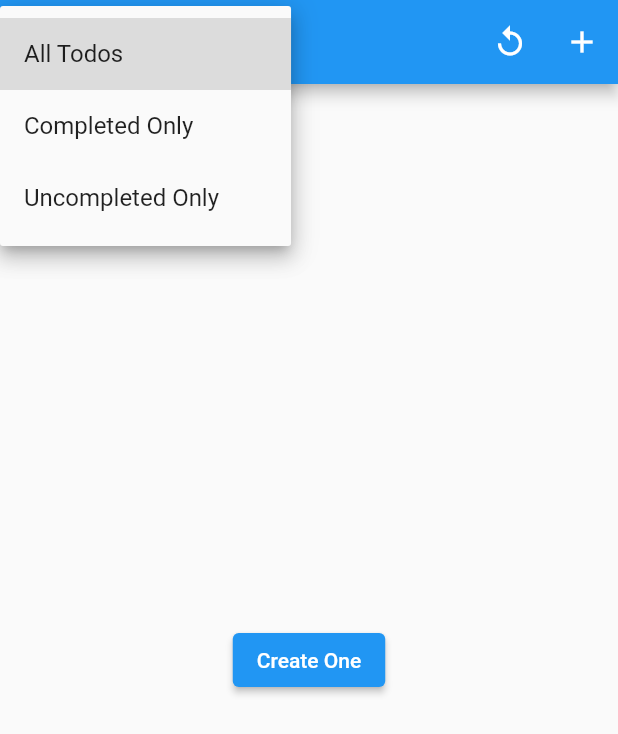
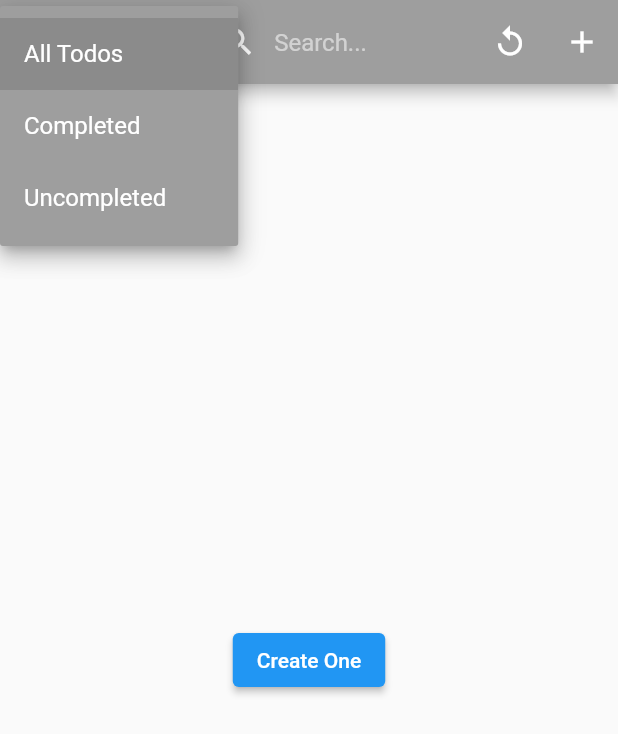
Before and after one commit to rajkovukovic/stater, a Flutter app: the screen it shows after launch, after a tap on "All Todos", on a phone screen of 412 x 824 dp. Shown: the top 734 px of the screen. Run offline on Flutter 3.47's test engine with Material 2 defaults, Android fonts, the phone set to English and light mode, and no system bars; our stand-ins replace dio, get_storage, rxdart; network calls fail.

Commit message:
make hardcoded CascadeDelegate querying work

````diff
--- a/example/lib/widgets/cascade_storage_screen.dart
+++ b/example/lib/widgets/cascade_storage_screen.dart
@@ -25,6 +25,8 @@ class CascadeStorageScreen extends StatefulWidget {
 class _HomeScreenState extends State<CascadeStorageScreen> {
   bool? filterByPublished;
 
+  String searchTerm = '';
+
   late CollectionReference<String, Todo> collectionReference;
 
   late Query<String, Todo> query;
@@ -41,12 +43,33 @@ class _HomeScreenState extends State<CascadeStorageScreen> {
   Widget build(BuildContext context) {
     return Scaffold(
       appBar: AppBar(
-        title: TriStateSelector(
-          onChanged: _handleFilterChanged,
-          value: filterByPublished,
-          nullLabel: 'All Todos',
-          trueLabel: 'Completed Only',
-          falseLabel: 'Uncompleted Only',
+        backgroundColor: Colors.grey,
+        title: Row(
+          crossAxisAlignment: CrossAxisAlignment.center,
+          children: [
+            TriStateSelector(
+              onChanged: _handleFilterChanged,
+              dropdownColor: Colors.grey,
+              value: filterByPublished,
+              nullLabel: 'All Todos',
+              trueLabel: 'Completed',
+              falseLabel: 'Uncompleted',
+              textStyle: const TextStyle(color: Colors.white),
+            ),
+            Expanded(
+              child: TextField(
+                  onChanged: _changeSearchTerm,
+                  decoration: const InputDecoration(
+                    contentPadding: EdgeInsets.only(top: 15),
+                    border: InputBorder.none,
+                    fillColor: Colors.white,
+                    hintText: 'Search...',
+                    hintStyle: TextStyle(color: Colors.white54),
+                    prefixIcon: Icon(Icons.search, color: Colors.white),
+                  ),
+                  style: const TextStyle(color: Colors.white)),
+            ),
+          ],
         ),
         actions: [
           IconButton(
@@ -91,16 +114,33 @@ class _HomeScreenState extends State<CascadeStorageScreen> {
     );
   }
 
+  void _changeSearchTerm(String nextSearchTerm) {
+    searchTerm = nextSearchTerm;
+    _setUpStreams();
+    setState(() {});
+  }
+
   void _setUpStreams() {
     collectionReference = widget.storage
         .collection<String, Todo>('todos')
         .withConverters(todoConverters);
 
+    query = collectionReference;
+
     if (filterByPublished != null) {
-      query = collectionReference.where(
-          'completed', CompareOperator.isEqualTo, filterByPublished);
-    } else {
-      query = collectionReference;
+      query = query.where(
+        'completed',
+        CompareOperator.isEqualTo,
+        filterByPublished,
+      );
+    }
+
+    if (searchTerm.trim().isNotEmpty) {
+      query = query.where(
+        'search',
+        CompareOperator.isEqualTo,
+        searchTerm.trim(),
+      );
     }
 
     documents = query.get().then((snapshot) {
--- a/example/lib/widgets/tri_state_selector.dart
+++ b/example/lib/widgets/tri_state_selector.dart
@@ -1,30 +1,38 @@
 import 'package:flutter/material.dart';
 
 class TriStateSelector extends StatelessWidget {
-  final bool? value;
-  final void Function(bool?)? onChanged;
   final String? nullLabel;
   final String? trueLabel;
   final String? falseLabel;
+  final Color? dropdownColor;
+  final void Function(bool?)? onChanged;
+  final TextStyle? textStyle;
+  final bool? value;
 
   const TriStateSelector({
     super.key,
+    this.dropdownColor,
     required this.value,
     required this.onChanged,
     this.nullLabel,
     this.trueLabel,
     this.falseLabel,
+    this.textStyle,
   });
 
   @override
   Widget build(BuildContext context) {
     return DropdownButton<bool?>(
+      dropdownColor: dropdownColor,
       value: value,
       onChanged: onChanged,
       items: [
-        DropdownMenuItem(value: null, child: Text(nullLabel ?? 'null')),
-        DropdownMenuItem(value: true, child: Text(trueLabel ?? 'true')),
-        DropdownMenuItem(value: false, child: Text(falseLabel ?? 'false')),
+        DropdownMenuItem(
+            value: null, child: Text(nullLabel ?? 'null', style: textStyle)),
+        DropdownMenuItem(
+            value: true, child: Text(trueLabel ?? 'true', style: textStyle)),
+        DropdownMenuItem(
+            value: false, child: Text(falseLabel ?? 'false', style: textStyle)),
       ],
     );
   }
--- a/lib/custom/local_storage.dart
+++ b/lib/custom/local_storage.dart
@@ -131,13 +131,10 @@ class GetStorageDelegate extends CascadableStorageDelegate {
 
     final keys = List<String>.from(storage.getKeys());
 
-    var stored = (storage.getValues() as Iterable<dynamic>).toList();
+    var stored = (storage.getValues() as Iterable<dynamic>)
+        .map((doc) => doc is String ? jsonDecode(doc) : doc);
 
     final docs = stored.mapIndexed((int index, dynamic doc) {
-      if (doc is String) {
-        doc = jsonDecode(doc);
-      }
-
       return DocumentSnapshot<ID, T>(
         keys[index] as ID,
         doc,
--- a/lib/src/cascade_storage/cascade_delegate.dart
+++ b/lib/src/cascade_storage/cascade_delegate.dart
@@ -81,21 +81,33 @@ class CascadeDelegate extends StorageDelegate {
     }
     // we have id generated on the UI, so it is safe to make
     // a transaction out of this request
-    else if (options is StorageOptionsWithConverter) {
+    else if (options is StorageOptionsWithConverters) {
+      final data = options.toHashMap(documentData);
       _transactionManager.addTransaction(
         ExclusiveTransaction(operations: [
           OperationCreate(
             collectionName: collectionName,
             documentId: documentId.toString(),
-            data: options.toHashMap(documentData),
+            data: data,
           )
         ]),
       );
       return null;
+    } else if (documentData is Map<String, dynamic>) {
+      _transactionManager.addTransaction(
+        ExclusiveTransaction(operations: [
+          OperationCreate(
+            collectionName: collectionName,
+            documentId: documentId.toString(),
+            data: documentData,
+          )
+        ]),
+      );
     } else {
       throw 'CascadeDelegate.addDocument must be called with options of type '
           'StorageOptionsWithConverter';
     }
+    return null;
   }
 
   /// deletes the document
@@ -149,7 +161,7 @@ class CascadeDelegate extends StorageDelegate {
     // TODO: should we refactor to use ```for ... { await ... }``` ?
     Future<QuerySnapshot<ID, T>> delegateFuture(int delegateIndex) {
       return _delegates[delegateIndex]
-          .getQuery<ID, T>(query)
+          .getQuery<ID, T>(query.copyWithCompareOperations(const []))
           .catchError((error) {
         if (delegateIndex + 1 < _delegates.length) {
           return delegateFuture(delegateIndex + 1);
@@ -276,8 +288,8 @@ class CascadeDelegate extends StorageDelegate {
 
   /// writes this QuerySnapshot.document to all delegates of lower priority
   /// and returns QuerySnapshot cloned with delegate = "this"
-  QuerySnapshot<ID, T> Function(QuerySnapshot<ID, T>)
-      _postFetchQuery<ID extends Object?, T extends dynamic>({
+  QuerySnapshot<ID, T> Function(QuerySnapshot<ID, T>) _postFetchQuery<
+          ID extends Object?, T extends dynamic>({
     required String collectionName,
     required int sourceDelegateIndex,
     required Query<ID, T> query,
@@ -295,19 +307,55 @@ class CascadeDelegate extends StorageDelegate {
                   .map((documentSnapshot) => OperationSet(
                       collectionName: collectionName,
                       documentId: documentSnapshot.id.toString(),
-                          data:
-                              documentSnapshot.data() as Map<String, dynamic>))
+                      data: documentSnapshot.data() as Map<String, dynamic>))
                   .toList(),
             ),
           );
         }
 
-            return _applyTransactionsAndReplaceDelegateOfQuerySnapshot(
+        final docsAfterTransactions =
+            _applyTransactionsAndReplaceDelegateOfQuerySnapshot(
           collectionName: collectionName,
           querySnapshot: querySnapshot,
           query: query,
           sourceDelegate: _delegates[sourceDelegateIndex],
-            );
+        ).docs;
+
+        bool doesTodoMatchQuery(Map<String, dynamic> todo, Query query) {
+          if (query.compareOperations.isEmpty) {
+            return true;
+          } else {
+            for (var operation in query.compareOperations) {
+              if (operation.compareOperator == CompareOperator.isEqualTo &&
+                  {'completed', 'search'}.contains(operation.field)) {
+                if (operation.field == 'completed') {
+                  if (operation.valueToCompareTo ==
+                      (todo['completed'] ?? false)) {
+                    continue;
+                  } else {
+                    return false;
+                  }
+                } else {
+                  if ((todo['name'] as String? ?? '').toLowerCase().contains(
+                      operation.valueToCompareTo.toString().toLowerCase())) {
+                    continue;
+                  } else {
+                    return false;
+                  }
+                }
+              } else {
+                throw 'Todo query can contain "completed" and "search" fields only';
+              }
+            }
+
+            return true;
+          }
+        }
+
+        return QuerySnapshot(docsAfterTransactions
+            .where((snapshot) =>
+                doesTodoMatchQuery(snapshot.data() as dynamic, query))
+            .toList());
       };
 
   Iterable<ExclusiveTransaction> uncommittedTransactionsForDelegate(
@@ -415,7 +463,8 @@ class CascadeDelegate extends StorageDelegate {
     //     sourceDelegate.doesMatchQuery(documentSnapshot.data(), query));
 
     final matched = [
-      ...fromQuery,
+      ...fromQuery.where(
+          (snapshot) => !uncommittedCreatedDocuments.containsKey(snapshot.id)),
       ...uncommittedCreatedDocumentsRefs,
     ];
 
--- a/lib/src/query.dart
+++ b/lib/src/query.dart
@@ -95,8 +95,20 @@ class Query<ID extends Object?, T extends Object?> {
   //   return _mapQuery(_originalQuery.startAtDocument(documentSnapshot));
   // }
 
+  Query<ID, T> copyWithCompareOperations(
+    List<CompareOperation> compareOperations,
+  ) {
+    return Query(
+        converters: converters,
+        collectionName: collectionName,
+        delegate: delegate,
+        options: options,
+        compareOperations: compareOperations);
+  }
+
   Query<ID, T> whereOperation(CompareOperation compareOperation) {
     return Query(
+        converters: converters,
         collectionName: collectionName,
         delegate: delegate,
         options: options,
````
Also changed, not shown: lib/src/collection_reference.dart (+17 -8 lines), lib/src/storage_options.dart (+10 -2 lines). Lines whose indentation alone changed are shown as unchanged.
